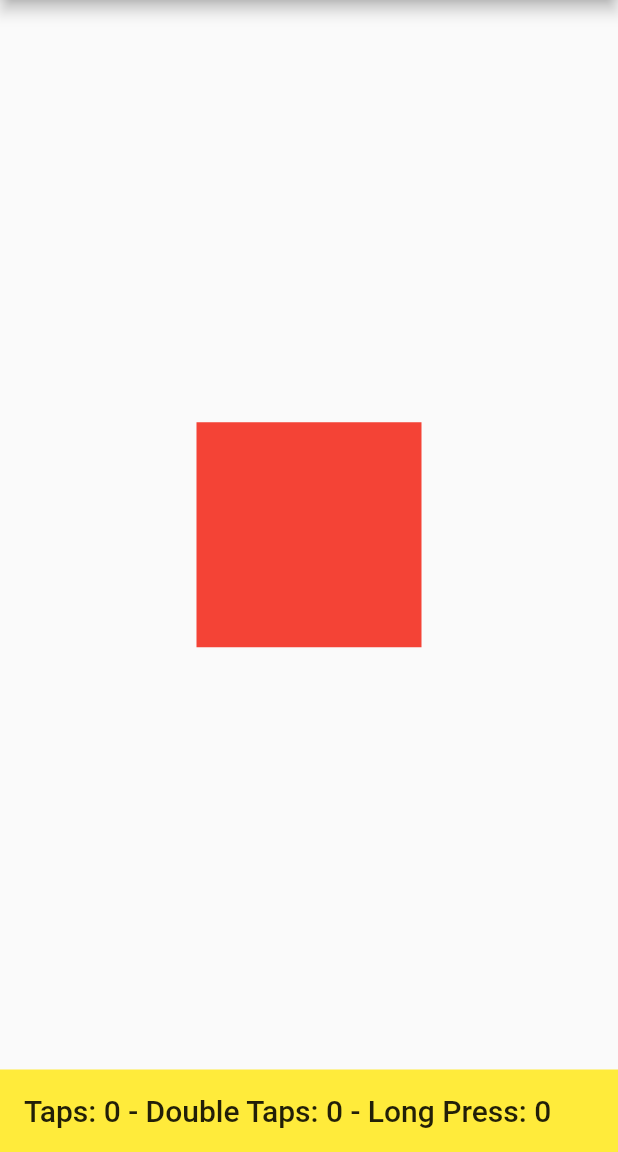
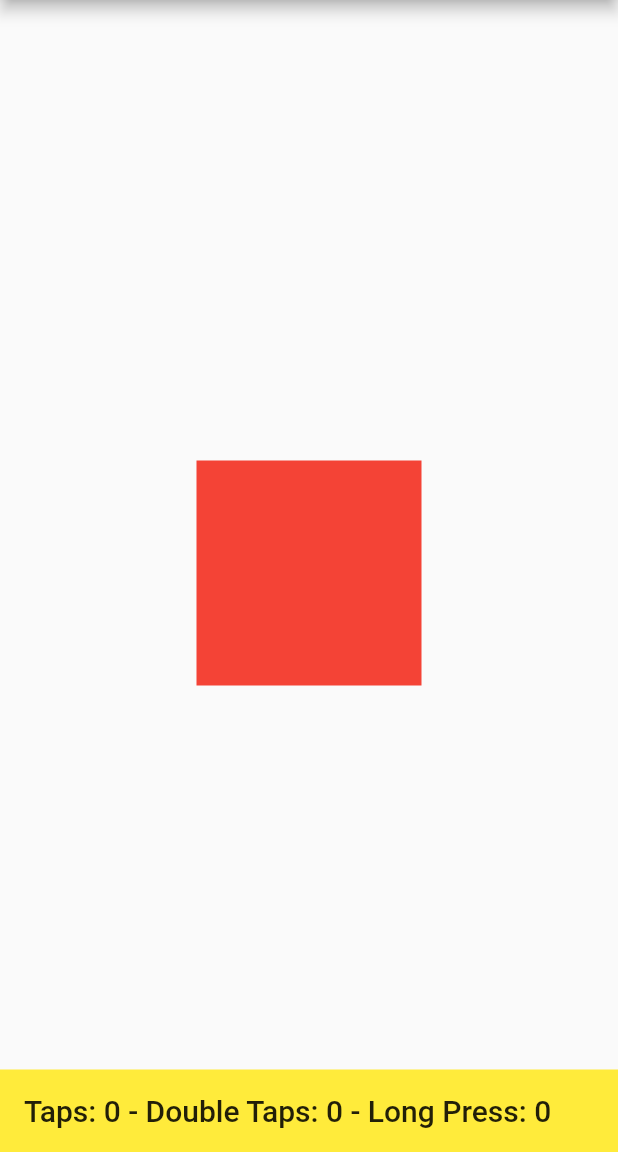
Before and after one commit to rizkikurniaa/GestureDetector, a Flutter app: the screen it shows after launch, on a phone screen of 412 x 824 dp, the part 84-1236 px from its top. Run offline on Flutter 3.47's test engine with Material 2 defaults, Android fonts, the phone set to English and light mode, and no system bars.

Commit message:
Implemented gesture

```diff
--- a/lib/main.dart
+++ b/lib/main.dart
@@ -25,15 +25,27 @@ class _MyHomePageState extends State<MyHomePage> {
   int numTaps = 0;
   int numDoubleTaps = 0;
   int numLongPress = 0;
+
+  double posX = 0.0;
+  double posY = 0.0;
+
   final double boxSize = 150.0;
 
   @override
   Widget build(BuildContext context) {
+    if (posX == 0) {
+      center(context);
+    }
+
     return Scaffold(
       appBar: AppBar(
         title: Text('Gesture Detector'),
       ),
-      body: Center(
+      body: Stack(
+        children: [
+          Positioned(
+            top: posY,
+            left: posX,
             child: GestureDetector(
               onTap: () {
                 setState(() {
@@ -50,12 +62,22 @@ class _MyHomePageState extends State<MyHomePage> {
                   numLongPress++;
                 });
               },
+              onPanUpdate: (DragUpdateDetails details) {
+                setState(() {
+                  double deltaX = details.delta.dx;
+                  double deltaY = details.delta.dy;
+                  posX += deltaX;
+                  posY += deltaY;
+                });
+              },
               child: Container(
                 width: boxSize,
                 height: boxSize,
                 decoration: BoxDecoration(color: Colors.red),
               ),
             ),
+          ),
+        ],
       ),
       bottomNavigationBar: Container(
         color: Colors.yellow,
@@ -67,4 +89,14 @@ class _MyHomePageState extends State<MyHomePage> {
       ),
     );
   }
+
+  void center(BuildContext context) {
+    posX = (MediaQuery.of(context).size.width / 2) - boxSize / 2;
+    posY = (MediaQuery.of(context).size.height / 2) - boxSize / 2 - 30;
+
+    setState(() {
+      this.posX = posX;
+      this.posY = posY;
+    });
   }
+}
```
Lines whose indentation alone changed are shown as unchanged.
